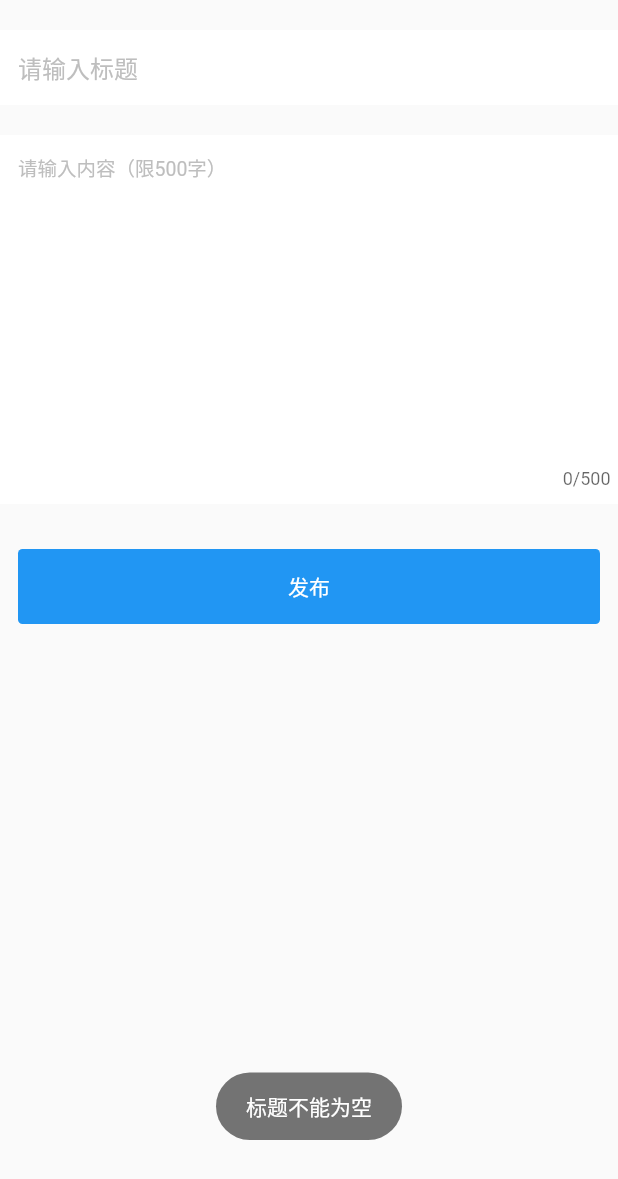
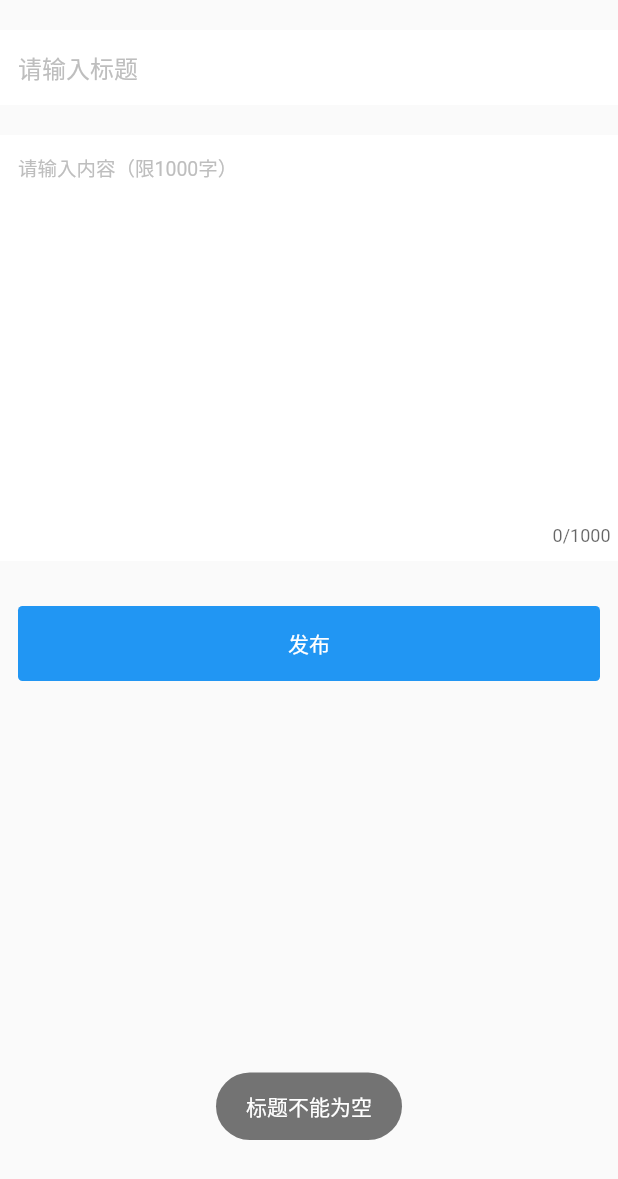
Before and after one commit to zippo88888888/OkFlutter, a Flutter app: the _AddNewsContentView widget shown alone on an empty page, opened directly, after a tap on "发布", on a phone screen of 412 x 824 dp. Shown: the top 1179 px of the screen. Run offline on Flutter 3.47's test engine with Material 2 defaults, Android fonts, the phone set to English and light mode, and no system bars; our stand-ins replace fluttertoast, shared_preferences; missing offline and left inert: data_plugin; accounts and stored records are empty; generated files the repository leaves out were written again.

Commit message:
详情完成

```diff
--- a/lib/ui/add_news.dart
+++ b/lib/ui/add_news.dart
@@ -49,6 +49,10 @@ class _AddNewsContentStateView extends State<_AddNewsContentView> {
       SystemUtil.showToast(msg: "内容不能为空");
       return;
     }
+    if (_content.length <= 50) {
+      SystemUtil.showToast(msg: "内容不能少于50个字");
+      return;
+    }
     BmobUtil.addNes(widget.__context, _name, _content, (isSuccess) {
       if (isSuccess) {
         SystemUtil.showToast(msg: "发布成功");
@@ -93,13 +97,13 @@ class _AddNewsContentStateView extends State<_AddNewsContentView> {
           padding: EdgeInsets.only(left: Content.defaultPadding, right: 5),
           child: TextField(
             autocorrect: true,
-            maxLines: 10,
-            maxLength: 500,
+            maxLines: 12,
+            maxLength: 1000,
             onChanged: (value) {
               _content = value;
             },
             decoration: InputDecoration(
-                hintText: "请输入内容（限500字）",
+                hintText: "请输入内容（限1000字）",
                 hintStyle: TextStyle(color: Color(0xFFBEBEBE), fontSize: 13),
                 labelStyle: TextStyle(color: Content.black, fontSize: 13),
                 border: InputBorder.none),
```
